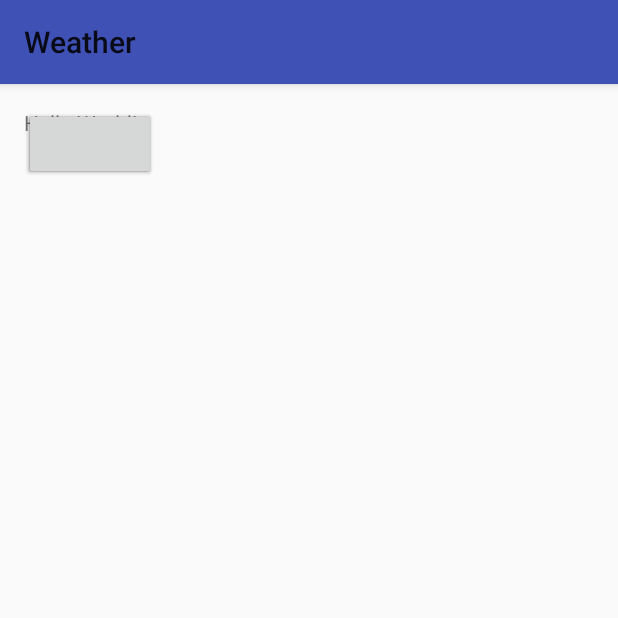
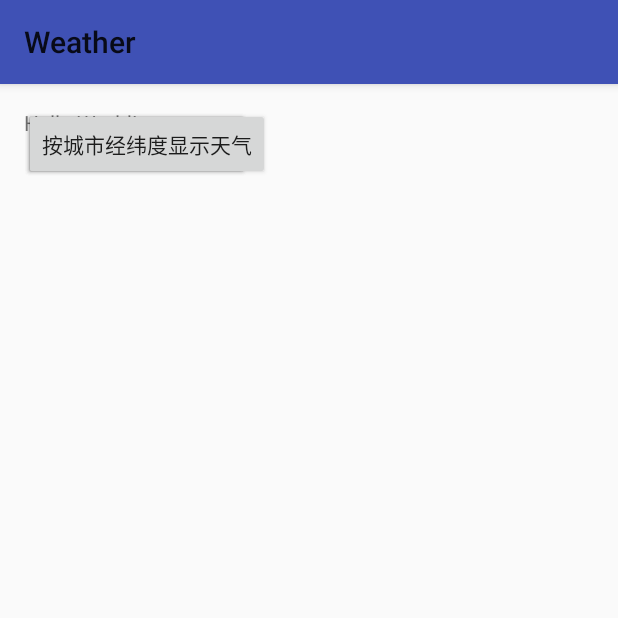
Before and after one commit to aiosdev/Weather, an Android app: the screen it shows after launch (MainActivity), on a phone screen of 412 x 824 dp, the top half of it. Run offline under Robolectric (Android 15) with nearby library versions, the phone set to English and light mode, and no system bars.

Commit message:
change names of buttons

```diff
--- a/app/src/main/res/layout/activity_main.xml
+++ b/app/src/main/res/layout/activity_main.xml
@@ -18,15 +18,18 @@
     <Button
         android:layout_width="wrap_content"
         android:layout_height="wrap_content"
-        android:id="@+id/bt1"/>
+        android:id="@+id/bt1"
+        android:text="按城市名字显示天气"/>
 
     <Button
         android:layout_width="wrap_content"
         android:layout_height="wrap_content"
-        android:id="@+id/bt2"/>
+        android:id="@+id/bt2"
+        android:text="按城市代码显示天气"/>
 
     <Button
         android:layout_width="wrap_content"
         android:layout_height="wrap_content"
-        android:id="@+id/bt3"/>
+        android:id="@+id/bt3"
+        android:text="按城市经纬度显示天气"/>
 </RelativeLayout>
```
